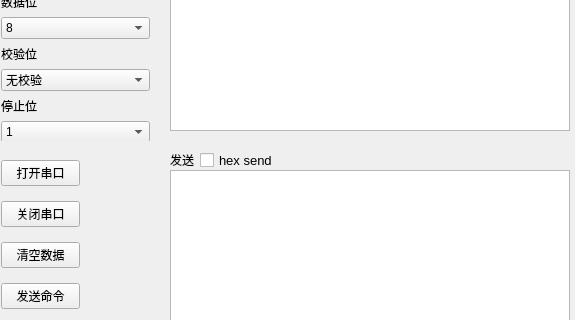
Above: SerialPort_module0729.ui from 123Sakai/SerialPort_module0729 before the change; both pictures show x 0 to 575 and y 157 to 477 of the 575 by 587 pixel window. Below: the same form after it.
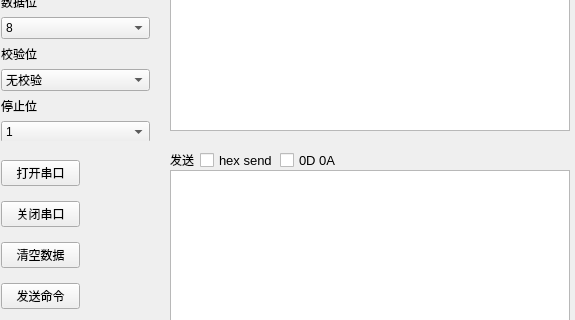
That is the form after the change.

Patch:
```diff
--- a/SerialPort_module0729.ui
+++ b/SerialPort_module0729.ui
@@ -437,6 +437,27 @@
      <string>调用线程测试</string>
     </property>
    </widget>
+   <widget class="QCheckBox" name="isadd_rn">
+    <property name="geometry">
+     <rect>
+      <x>280</x>
+      <y>290</y>
+      <width>79</width>
+      <height>21</height>
+     </rect>
+    </property>
+    <property name="font">
+     <font>
+      <pointsize>10</pointsize>
+     </font>
+    </property>
+    <property name="acceptDrops">
+     <bool>false</bool>
+    </property>
+    <property name="text">
+     <string>0D 0A</string>
+    </property>
+   </widget>
   </widget>
   <widget class="QMenuBar" name="menuBar">
    <property name="geometry">
```
